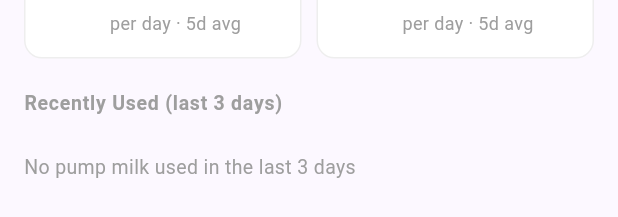
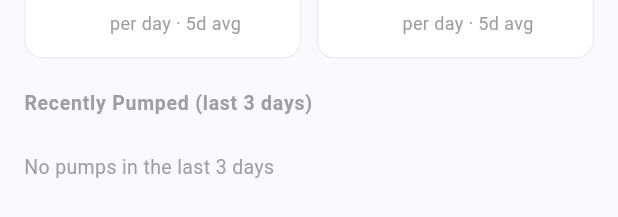
Before and after one commit to dariack/numi-numi, a Flutter app: the _PumpTab widget shown alone on an empty page, opened directly with empty values, on a phone screen of 412 x 824 dp. Shown: the part 573-790 px from the top of the screen. Run offline on Flutter 3.47's test engine with Material 3 defaults, Android fonts, the phone set to English and light mode, and no system bars; our stand-ins replace cloud_firestore, firebase_core, shared_preferences; missing offline and left inert: home_widget; accounts and stored records are empty.

Commit message:
fix: medicine reminder today filter, pump section overhaul (ids, recently pumped, strikethrough)

```diff
--- a/lib/services/firestore_service.dart
+++ b/lib/services/firestore_service.dart
@@ -784,45 +784,46 @@ class FirestoreService {
     }
     final avgUsedPerDay = totalUsed5d / 5.0;
 
-    // Recent pump feeds (last 3 days) — enriched with pump event info
-    final recentPumpFeeds = allFeeds.where((f) => f.startTime.isAfter(threeDaysAgo)).toList();
+    // "Recently Pumped" — list of pump events from last 3 days, with usage info
     final pumpById = <String, BabyEvent>{};
     for (final p in allPumps) { pumpById[p.id] = p; }
 
-    final recentUsage = <Map<String, dynamic>>[];
-    for (final f in recentPumpFeeds) {
-      final feedTime = f.startTime;
+    // Build total usedMl across ALL feeds (not just 3-day) per pump id
+    final totalUsedByPump = <String, int>{};
+    for (final f in allFeeds) {
       if (f.linkedPumps != null) {
         try {
           final list = List<Map<String, dynamic>>.from(jsonDecode(f.linkedPumps!));
           for (final entry in list) {
             final pid = entry['id'] as String;
             final pml = (entry['ml'] as num).toInt();
-            final pump = pumpById[pid];
-            recentUsage.add({
-              'feedTime': feedTime,
-              'mlUsed': pml,
-              'pumpId': pump?.pumpId,
-              'pumpEventId': pid,
-              'pumpedAt': pump?.startTime,
-              'pumpedMl': pump?.ml,
-            });
+            totalUsedByPump[pid] = (totalUsedByPump[pid] ?? 0) + pml;
           }
         } catch (_) {}
       } else if (f.linkedPumpId != null) {
-        final pump = pumpById[f.linkedPumpId!];
-        recentUsage.add({
-          'feedTime': feedTime,
-          'mlUsed': f.mlFed ?? 0,
-          'pumpId': pump?.pumpId,
-          'pumpEventId': f.linkedPumpId,
-          'pumpedAt': pump?.startTime,
-          'pumpedMl': pump?.ml,
-        });
+        totalUsedByPump[f.linkedPumpId!] = (totalUsedByPump[f.linkedPumpId!] ?? 0) + (f.mlFed ?? 0);
       }
     }
-    // Sort by feed time descending
-    recentUsage.sort((a, b) => (b['feedTime'] as DateTime).compareTo(a['feedTime'] as DateTime));
+
+    // Recent pumps (last 3 days), sorted newest first
+    final recentPumps3d = allPumps.where((p) => p.startTime.isAfter(threeDaysAgo)).toList();
+    recentPumps3d.sort((a, b) => b.startTime.compareTo(a.startTime));
+
+    final recentUsage = recentPumps3d.map((p) {
+      final totalUsed = totalUsedByPump[p.id] ?? 0;
+      final remaining = (p.ml ?? 0) - totalUsed;
+      return {
+        'pumpEventId': p.id,
+        'pumpId': p.pumpId,
+        'pumpedAt': p.startTime,
+        'pumpedMl': p.ml ?? 0,
+        'totalUsed': totalUsed,
+        'remaining': remaining < 0 ? 0 : remaining,
+        'fullyUsed': remaining <= 0,
+        'expiresAt': p.expiresAt,
+        'storage': p.storage,
+      };
+    }).toList();
 
     return {
       'avgPumpedPerDay': avgPumpedPerDay,
--- a/lib/services/medicine_service.dart
+++ b/lib/services/medicine_service.dart
@@ -85,12 +85,13 @@ class MedicineService {
     final todayStr =
         '${now.year}-${now.month.toString().padLeft(2, '0')}-${now.day.toString().padLeft(2, '0')}';
 
-    // Fetch today's given records — no compound index, filter client-side
+    // Fetch today's given records — filter client-side to today only
     final todayStart = DateTime(now.year, now.month, now.day);
     final snap = await _given.get();
     final givenToday = snap.docs
         .map((d) { try { return MedicineGiven.fromFirestore(d); } catch (_) { return null; } })
         .whereType<MedicineGiven>()
+        .where((g) => g.givenAt.isAfter(todayStart))
         .toList();
 
     final pending = <Map<String, dynamic>>[];
```
Also changed, not shown: lib/screens/insights_screen.dart (+52 -29 lines), 1 other file.
